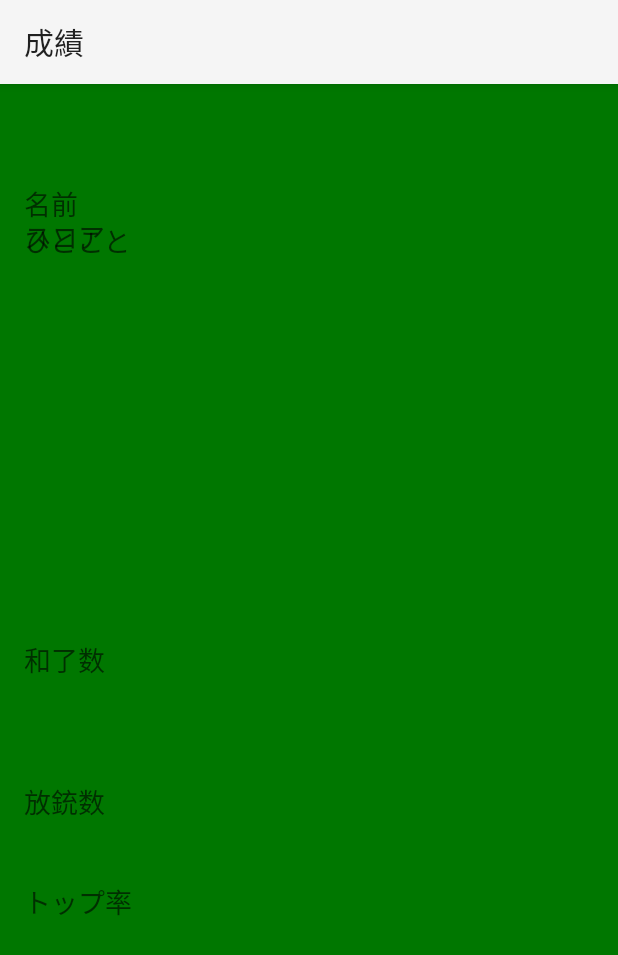
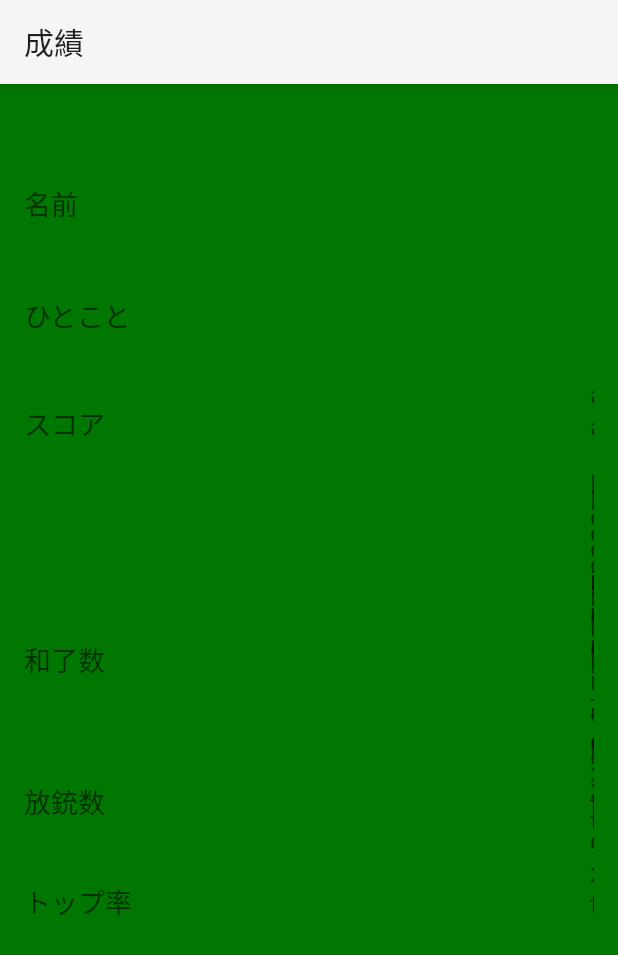
Before and after one commit to kobaken0029/calcmahjong, an Android app: the PlayerRecordActivity screen opened directly, with no data from a screen before it, on a phone screen of 412 x 824 dp. Shown: the top 955 px of the screen. Run offline under Robolectric (Android 15) with nearby library versions, the phone set to English and light mode, and no system bars; 2 statements that could not run were skipped.

Commit message:
fix resource

```diff
--- a/app/src/main/res/layout/activity_player_record.xml
+++ b/app/src/main/res/layout/activity_player_record.xml
@@ -13,8 +13,8 @@
         android:layout_width="wrap_content"
         android:layout_height="wrap_content"
         android:textAppearance="?android:attr/textAppearanceMedium"
-        android:text="名前"
-        android:id="@+id/name"
+        android:text="@string/player_name"
+        android:id="@+id/player_name"
         android:layout_alignParentTop="true"
         android:layout_alignParentLeft="true"
         android:layout_alignParentStart="true"
@@ -24,8 +24,8 @@
         android:layout_width="wrap_content"
         android:layout_height="wrap_content"
         android:textAppearance="?android:attr/textAppearanceMedium"
-        android:text="ひとこと"
-        android:id="@+id/message"
+        android:text="@string/player_message"
+        android:id="@+id/player_message"
         android:layout_marginTop="50dp"
         android:layout_below="@+id/name"
         android:layout_alignParentLeft="true"
@@ -39,7 +39,7 @@
         android:id="@+id/name"
         android:layout_marginRight="38dp"
         android:layout_marginEnd="38dp"
-        android:layout_alignTop="@+id/name"
+        android:layout_alignTop="@+id/player_name"
         android:layout_alignParentRight="true"
         android:layout_alignParentEnd="true" />
 
@@ -49,7 +49,7 @@
         android:textAppearance="?android:attr/textAppearanceMedium"
         android:text=""
         android:id="@+id/message"
-        android:layout_alignTop="@+id/message"
+        android:layout_alignTop="@+id/player_message"
         android:layout_alignLeft="@+id/name"
         android:layout_alignStart="@+id/name" />
 
@@ -57,7 +57,7 @@
         android:layout_width="wrap_content"
         android:layout_height="wrap_content"
         android:textAppearance="?android:attr/textAppearanceMedium"
-        android:text="スコア"
+        android:text="@string/player_score"
         android:id="@+id/textView"
         android:layout_below="@+id/message"
         android:layout_alignParentLeft="true"
@@ -68,19 +68,19 @@
         android:layout_width="wrap_content"
         android:layout_height="wrap_content"
         android:textAppearance="?android:attr/textAppearanceMedium"
-        android:text="Medium Text"
+        android:text="aa"
         android:id="@+id/textView2"
         android:layout_alignBottom="@+id/textView"
         android:layout_toRightOf="@+id/message"
         android:layout_toEndOf="@+id/message"
-        android:layout_marginLeft="135dp"
-        android:layout_marginStart="135dp" />
+        android:layout_marginLeft="35dp"
+        android:layout_marginStart="35dp" />
 
     <TextView
         android:layout_width="wrap_content"
         android:layout_height="wrap_content"
         android:textAppearance="?android:attr/textAppearanceMedium"
-        android:text="和了数"
+        android:text="@string/num_of_player_win"
         android:id="@+id/textView3"
         android:layout_centerVertical="true"
         android:layout_alignParentLeft="true"
@@ -100,7 +100,7 @@
         android:layout_width="wrap_content"
         android:layout_height="wrap_content"
         android:textAppearance="?android:attr/textAppearanceMedium"
-        android:text="放銃数"
+        android:text="@string/num_of_player_lose"
         android:id="@+id/textView5"
         android:layout_below="@+id/textView3"
         android:layout_alignParentLeft="true"
@@ -111,7 +111,7 @@
         android:layout_width="wrap_content"
         android:layout_height="wrap_content"
         android:textAppearance="?android:attr/textAppearanceMedium"
-        android:text="トップ率"
+        android:text="@string/player_top_rate"
         android:id="@+id/textView6"
         android:layout_below="@+id/textView5"
         android:layout_alignParentLeft="true"
--- a/app/src/main/res/layout/activity_score.xml
+++ b/app/src/main/res/layout/activity_score.xml
@@ -19,7 +19,7 @@
             android:layout_width="match_parent"
             android:layout_height="wrap_content"
             android:layout_marginTop="50dp">
-git
+
             <LinearLayout
                 android:orientation="vertical"
                 android:layout_width="match_parent"
@@ -140,7 +140,7 @@ git
             <Button
                 android:layout_width="wrap_content"
                 android:layout_height="wrap_content"
-                android:text="流局"
+                android:text="@string/ryukyoku"
                 android:textColor="#FFFFFFFF"
                 android:id="@+id/ryukyoku"
                 android:background="@drawable/button"
@@ -149,7 +149,7 @@ git
             <Button
                 android:layout_width="wrap_content"
                 android:layout_height="wrap_content"
-                android:text="アガリ"
+                android:text="@string/win"
                 android:textColor="#FFFFFFFF"
                 android:id="@+id/calc"
                 android:background="@drawable/button" />
--- a/app/src/main/res/layout/row_seating.xml
+++ b/app/src/main/res/layout/row_seating.xml
@@ -10,7 +10,7 @@
         android:layout_height="wrap_content"
         android:layout_margin="5dp"
         android:gravity="center_vertical"
-        android:text="aaa"
+        android:text=""
         android:textSize="24sp" />
 
     <TextView
@@ -19,7 +19,7 @@
         android:layout_height="wrap_content"
         android:layout_margin="5dp"
         android:gravity="center_vertical"
-        android:text="aaa"
+        android:text=""
         android:textColor="#FFFFFFFF"
         android:textSize="24sp" />
 
```
Also changed, not shown: app/src/main/res/layout/activity_mahjong_scoring.xml (+9 -9 lines), app/src/main/res/layout/activity_menu.xml (+4 -4 lines), app/src/main/res/layout/activity_player_registration.xml (+5 -5 lines), app/src/main/res/layout/activity_result.xml (+7 -7 lines), app/src/main/res/layout/activity_ryukyoku_dialog.xml (+4 -4 lines), app/src/main/res/values/strings.xml (+27 -0 lines).
